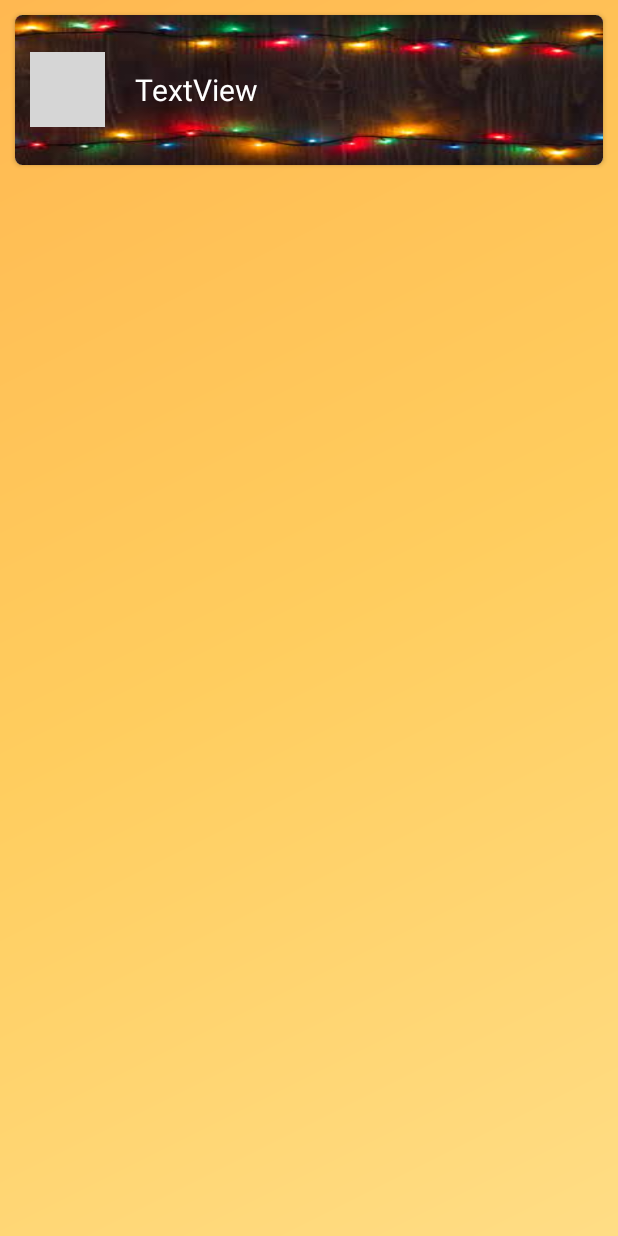
After one commit to EmptyLibra/SmartGarlandApp_Esp8266, an Android app: the layout effect_item.xml on its own in the app's theme, with its tools: preview values and no code run, on a phone screen of 412 x 824 dp. The commit adds this screen. Run offline under Robolectric (Android 15) with nearby library versions, the phone set to English and light mode, and no system bars; grey boxes are pictures that could not be loaded.

Commit message:
Добавляет список эффектов из RecyclerView

```diff
--- /dev/null
+++ b/app/src/main/res/layout/effect_item.xml
@@ -0,0 +1,37 @@
+<?xml version="1.0" encoding="utf-8"?>
+<androidx.cardview.widget.CardView
+    xmlns:android="http://schemas.android.com/apk/res/android"
+    xmlns:app="http://schemas.android.com/apk/res-auto"
+    xmlns:tools="http://schemas.android.com/tools"
+    android:layout_width="match_parent"
+    android:layout_height="100dp"
+    android:layout_margin="10dp"
+    app:cardCornerRadius="5dp">
+
+    <LinearLayout
+        android:layout_width="match_parent"
+        android:layout_height="match_parent"
+        android:background="@drawable/item_list_background"
+        android:orientation="horizontal">
+
+        <ImageView
+            android:id="@+id/effectIcon"
+            android:layout_width="50dp"
+            android:layout_height="50dp"
+            android:layout_margin="10dp"
+            android:layout_gravity="center"
+            tools:srcCompat="@tools:sample/avatars" />
+
+        <TextView
+            android:id="@+id/effectName"
+            android:layout_width="wrap_content"
+            android:layout_height="match_parent"
+            android:layout_margin="10dp"
+            android:layout_weight="1"
+            android:gravity="start|center_vertical"
+            android:text="TextView"
+            android:textAlignment="gravity"
+            android:textColor="@color/white"
+            android:textSize="20sp" />
+    </LinearLayout>
+</androidx.cardview.widget.CardView>
--- a/app/src/main/res/values-night/themes.xml
+++ b/app/src/main/res/values-v29/themes.xml
@@ -1,8 +1,10 @@
-<resources xmlns:tools="http://schemas.android.com/tools">
-    <!-- Base application theme. -->
-    <style name="Theme.Esp8266_AddressLedsController" parent="Theme.MaterialComponents.DayNight">
+<?xml version="1.0" encoding="utf-8"?>
+<resources>
+
+    <style name="Theme.Esp8266_AddressLedsController" parent="Theme.MaterialComponents.Light.DarkActionBar">
         <!-- Primary brand color. -->
-        <item name="colorPrimary">@color/purple_500</item>  <!-- Основной цвет интерфейса программы -->
+        <item name="colorPrimary">@color/purple_500
+        </item>  <!-- Основной цвет интерфейса программы -->
         <item name="colorPrimaryVariant">@color/purple_700</item>
         <item name="colorOnPrimary">#FDA829</item>
         <!-- Secondary brand color. -->
@@ -10,10 +12,8 @@
         <item name="colorSecondaryVariant">@color/teal_200</item>
         <item name="colorOnSecondary">@color/purple_700</item>
         <!-- Status bar color. -->
-        <item name="colorSurface">#F8BD41</item>
-        <item name="android:statusBarColor">#F6B52C</item>
+        <item name="android:statusBarColor">@color/purple_700</item>
         <item name="android:windowBackground">@drawable/app_background</item>
-
+        <item name="android:forceDarkAllowed">false</item>
     </style>
-
 </resources>
--- a/app/src/main/res/values/themes.xml
+++ b/app/src/main/res/values/themes.xml
@@ -2,8 +2,8 @@
     <!-- Base application theme. -->
     <style name="Theme.Esp8266_AddressLedsController" parent="Theme.MaterialComponents.Light.DarkActionBar">
         <!-- Primary brand color. -->
-        <item name="colorPrimary">@color/purple_500</item>  <!-- Основной цвет интерфейса программы -->
-        <item name="colorPrimaryVariant">@color/purple_700</item>
+        <item name="colorPrimary">@color/purple_500</item>  <!-- Основной цвет интерфейса программы, Status bar -->
+        <item name="colorPrimaryVariant">@color/purple_700</item> <!-- Status bar -->
         <item name="colorOnPrimary">#FDA829</item>
         <!-- Secondary brand color. -->
         <item name="colorSecondary">@color/teal_200</item>
```
Also changed, not shown: app/src/main/java/com/master/esp8266_addressledscontroller/nav_fragments/EffectsListAdapter.kt (added, +54 -0 lines), app/src/main/java/com/master/esp8266_addressledscontroller/nav_fragments/SettingsFragment.kt (+13 -17 lines), app/src/main/res/layout/fragment_settings.xml (+23 -89 lines), app/src/main/res/drawable/item_list_background.jpg (added).
